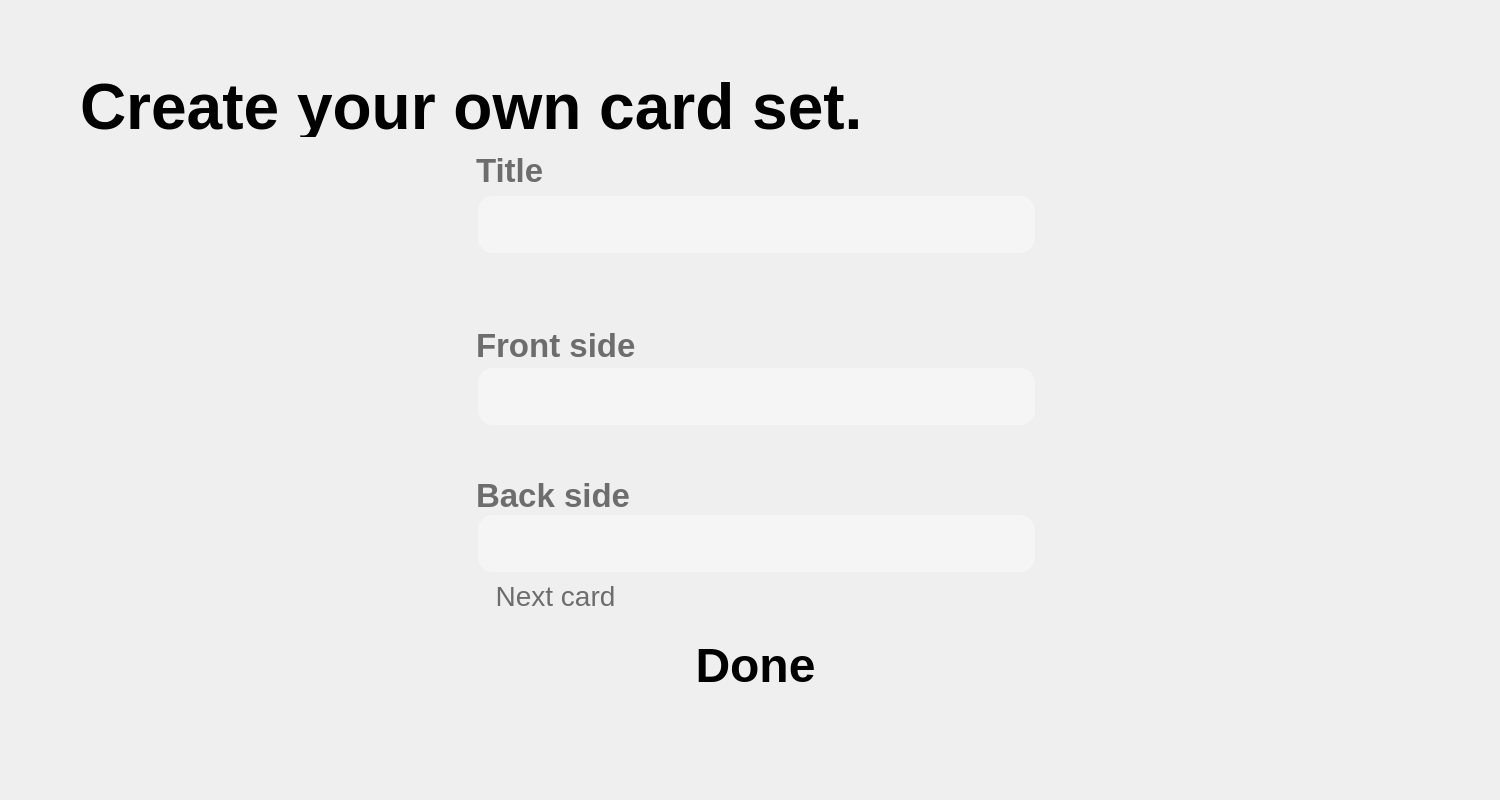
Before: the Qt Designer form Lyrica/ui/cardcreation.ui in codingburgas/10grade-christmas-luck-cacheout, drawn with Qt 5.
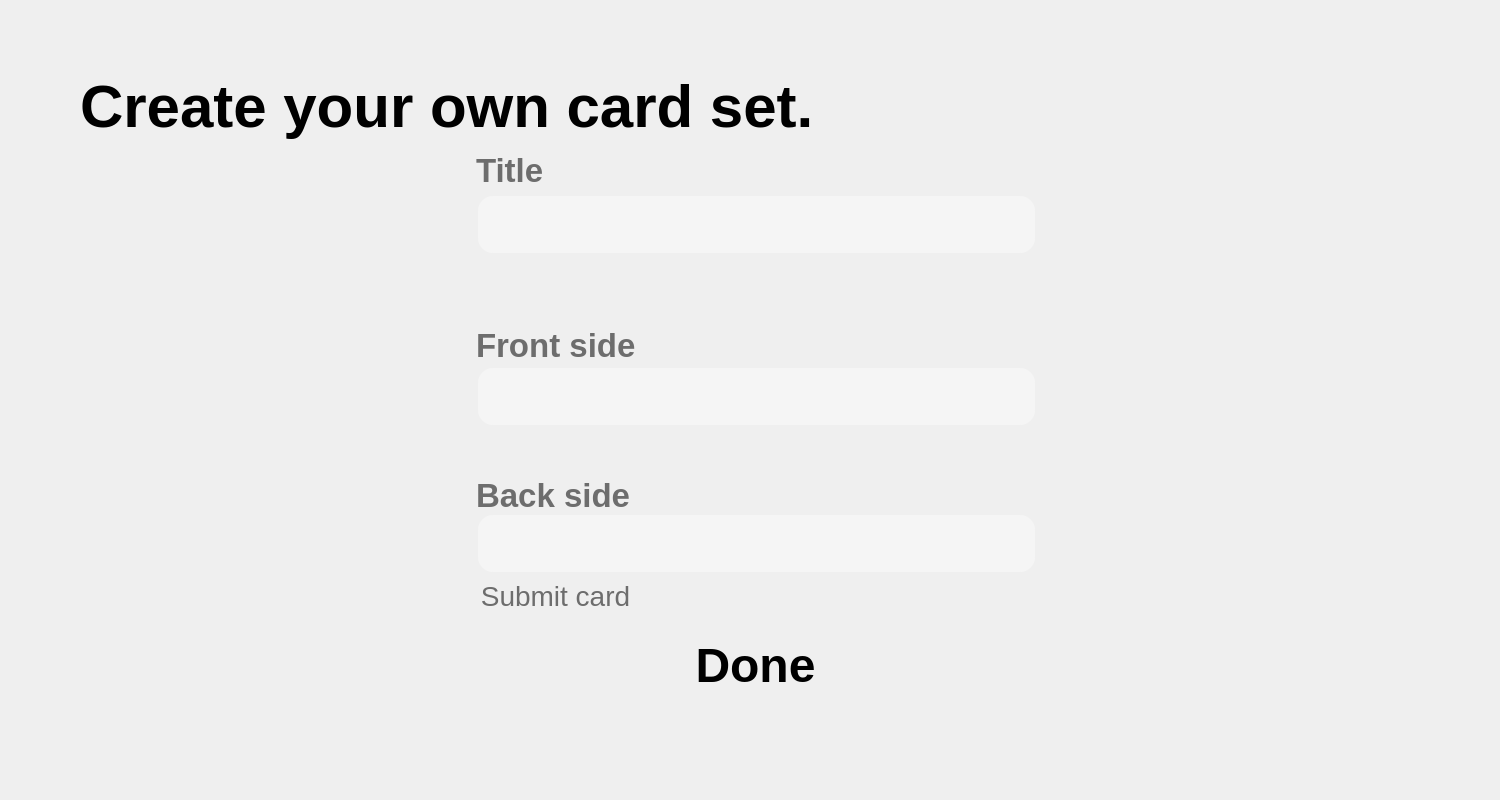
After: the same form once the commit is applied.

The edit to the form file:
```diff
--- a/Lyrica/ui/cardcreation.ui
+++ b/Lyrica/ui/cardcreation.ui
@@ -36,20 +36,21 @@
    <property name="geometry">
     <rect>
      <x>80</x>
-     <y>76</y>
+     <y>71</y>
      <width>1011</width>
-     <height>61</height>
+     <height>70</height>
     </rect>
    </property>
    <property name="font">
     <font>
      <family>Arial</family>
-     <pointsize>48</pointsize>
+     <pointsize>-1</pointsize>
      <bold>true</bold>
     </font>
    </property>
    <property name="styleSheet">
-    <string notr="true">color: black;</string>
+    <string notr="true">color: black;
+font-size: 60px;</string>
    </property>
    <property name="text">
     <string>Create your own card set.</string>
@@ -169,7 +170,7 @@
 color: #6D6D6D;</string>
    </property>
    <property name="text">
-    <string>Next card</string>
+    <string>Submit card</string>
    </property>
   </widget>
   <widget class="QLineEdit" name="frontInput">
```
Left out of the diff: 3 changed lines with no effect on the pictures.
